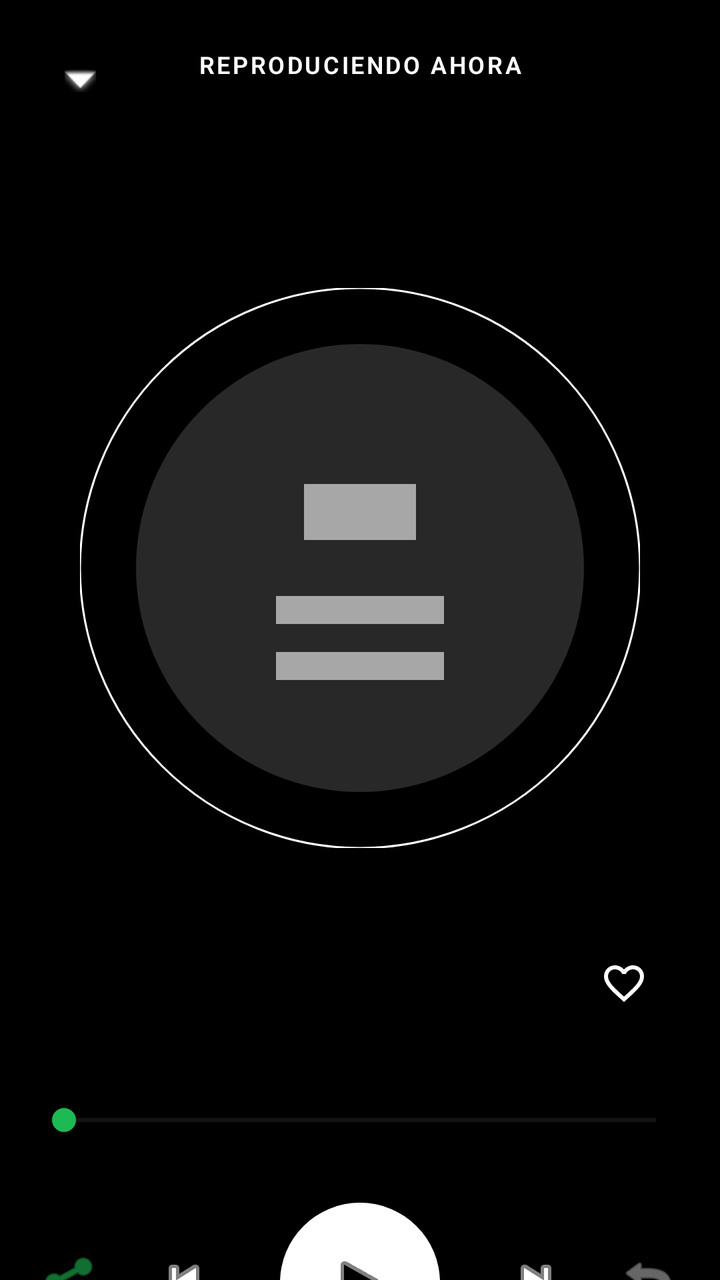
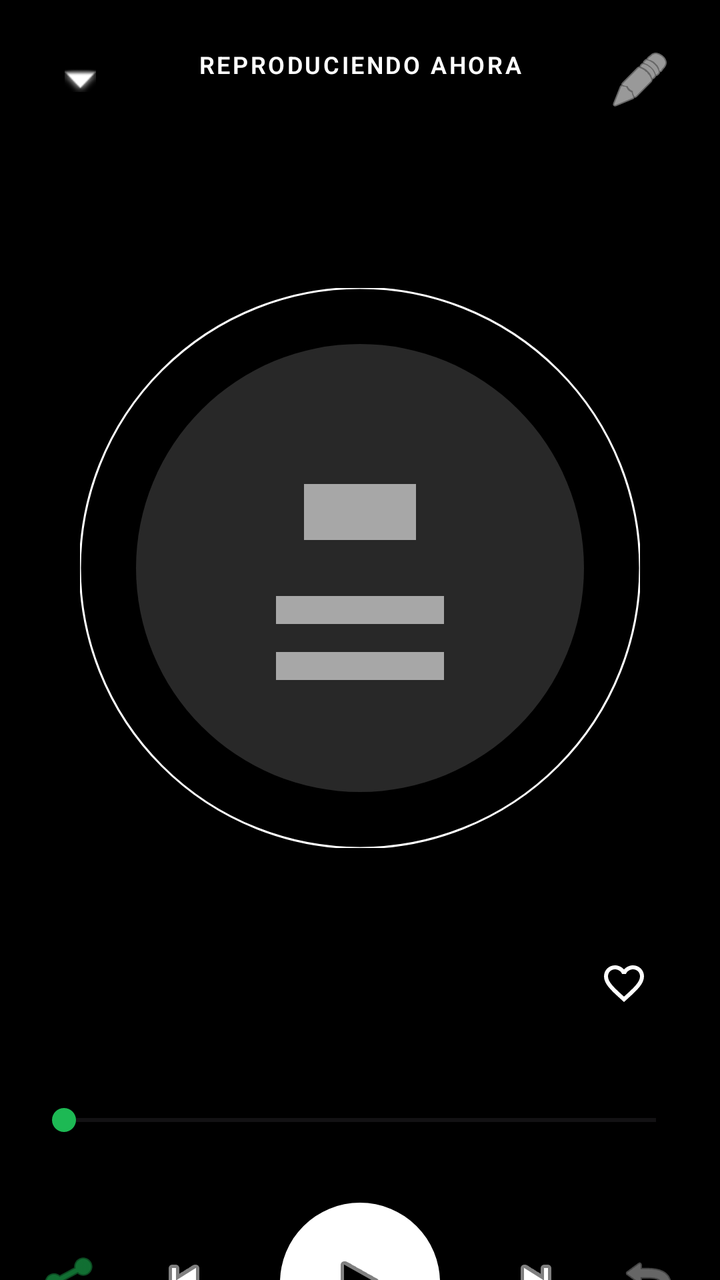

The first picture is an Android layout as it rendered before a commit; the second is the same layout after the commit. The layout source and the unified diff follow.
<!-- AndroidManifest.xml: application theme Theme.Localfly -->
<!-- res/layout/activity_now_playing.xml -->
<?xml version="1.0" encoding="utf-8"?>
<androidx.constraintlayout.widget.ConstraintLayout xmlns:android="http://schemas.android.com/apk/res/android"
    xmlns:app="http://schemas.android.com/apk/res-auto"
    android:layout_width="match_parent"
    android:layout_height="match_parent"
    android:background="#000000">

    
    <ImageView
        android:id="@+id/ivBlurredBackground"
        android:layout_width="match_parent"
        android:layout_height="match_parent"
        android:scaleType="centerCrop"
        android:alpha="0.4" />

    <View
        android:layout_width="match_parent"
        android:layout_height="match_parent"
        android:background="#66000000"
        app:layout_constraintTop_toTopOf="parent"
        app:layout_constraintBottom_toBottomOf="parent"
        app:layout_constraintStart_toStartOf="parent"
        app:layout_constraintEnd_toEndOf="parent" />

    
    <ImageButton
        android:id="@+id/btnClose"
        android:layout_width="48dp"
        android:layout_height="48dp"
        android:layout_margin="16dp"
        android:background="?attr/selectableItemBackgroundBorderless"
        android:src="@android:drawable/arrow_down_float"
        app:layout_constraintStart_toStartOf="parent"
        app:layout_constraintTop_toTopOf="parent"
        app:tint="#FFFFFF" />

    <TextView
        android:layout_width="wrap_content"
        android:layout_height="wrap_content"
        android:text="REPRODUCIENDO AHORA"
        android:textColor="#FFFFFF"
        android:textSize="12sp"
        android:textStyle="bold"
        android:letterSpacing="0.1"
        app:layout_constraintBottom_toBottomOf="@id/btnClose"
        app:layout_constraintEnd_toEndOf="parent"
        app:layout_constraintStart_toStartOf="parent"
        app:layout_constraintTop_toTopOf="parent" />

    
    <com.google.android.material.imageview.ShapeableImageView
        android:id="@+id/ivCircularImage"
        android:layout_width="280dp"
        android:layout_height="280dp"
        android:layout_marginTop="80dp"
        android:scaleType="centerCrop"
        android:src="@drawable/ic_music_placeholder"
        app:layout_constraintEnd_toEndOf="parent"
        app:layout_constraintStart_toStartOf="parent"
        app:layout_constraintTop_toBottomOf="@id/btnClose"
        app:shapeAppearanceOverlay="@style/CircleImage"
        app:strokeColor="#FFFFFF"
        app:strokeWidth="1dp" />

    
    <TextView
        android:id="@+id/tvFullTitle"
        android:layout_width="0dp"
        android:layout_height="wrap_content"
        android:layout_marginStart="32dp"
        android:layout_marginTop="40dp"
        android:layout_marginEnd="32dp"
        android:textColor="#FFFFFF"
        android:textSize="22sp"
        android:textStyle="bold"
        app:layout_constraintEnd_toStartOf="@+id/btnFullLike"
        app:layout_constraintStart_toStartOf="parent"
        app:layout_constraintTop_toBottomOf="@id/ivCircularImage" />

    <TextView
        android:id="@+id/tvFullArtist"
        android:layout_width="0dp"
        android:layout_height="wrap_content"
        android:layout_marginTop="4dp"
        android:textColor="#AAAAAA"
        android:textSize="16sp"
        app:layout_constraintEnd_toEndOf="@id/tvFullTitle"
        app:layout_constraintStart_toStartOf="@id/tvFullTitle"
        app:layout_constraintTop_toBottomOf="@id/tvFullTitle" />

    <ImageButton
        android:id="@+id/btnFullLike"
        android:layout_width="48dp"
        android:layout_height="48dp"
        android:layout_marginEnd="24dp"
        android:background="?attr/selectableItemBackgroundBorderless"
        android:src="@drawable/ic_like_off"
        app:layout_constraintBottom_toBottomOf="@id/tvFullArtist"
        app:layout_constraintEnd_toEndOf="parent"
        app:layout_constraintTop_toTopOf="@id/tvFullTitle"
        app:tint="#FFFFFF" />

    <ImageButton
        android:id="@+id/btnFullDislike"
        android:layout_width="48dp"
        android:layout_height="48dp"
        android:layout_marginStart="24dp"
        android:background="?attr/selectableItemBackgroundBorderless"
        android:src="@drawable/ic_dislike"
        app:layout_constraintBottom_toBottomOf="@id/tvFullArtist"
        app:layout_constraintStart_toStartOf="parent"
        app:layout_constraintTop_toTopOf="@id/tvFullTitle"
        app:tint="#FFFFFF"
        android:visibility="gone"/>

    
    <SeekBar
        android:id="@+id/seekBarProgress"
        android:layout_width="0dp"
        android:layout_height="wrap_content"
        android:layout_marginStart="16dp"
        android:layout_marginTop="32dp"
        android:layout_marginEnd="16dp"
        android:progressTint="#1DB954"
        android:thumbTint="#1DB954"
        app:layout_constraintEnd_toEndOf="parent"
        app:layout_constraintStart_toStartOf="parent"
        app:layout_constraintTop_toBottomOf="@id/tvFullArtist" />

    <TextView
        android:id="@+id/tvCurrentTime"
        android:layout_width="wrap_content"
        android:layout_height="wrap_content"
        android:layout_marginStart="24dp"
        android:textColor="#AAAAAA"
        android:textSize="12sp"
        app:layout_constraintStart_toStartOf="parent"
        app:layout_constraintTop_toBottomOf="@id/seekBarProgress" />

    <TextView
        android:id="@+id/tvTotalTime"
        android:layout_width="wrap_content"
        android:layout_height="wrap_content"
        android:layout_marginEnd="24dp"
        android:textColor="#AAAAAA"
        android:textSize="12sp"
        app:layout_constraintEnd_toEndOf="parent"
        app:layout_constraintTop_toBottomOf="@id/seekBarProgress" />

    
    <LinearLayout
        android:id="@+id/llControls"
        android:layout_width="match_parent"
        android:layout_height="wrap_content"
        android:layout_marginTop="16dp"
        android:gravity="center"
        android:orientation="horizontal"
        app:layout_constraintTop_toBottomOf="@id/tvCurrentTime">

        <ImageButton
            android:id="@+id/btnShuffle"
            android:layout_width="48dp"
            android:layout_height="48dp"
            android:background="?attr/selectableItemBackgroundBorderless"
            android:src="@android:drawable/ic_menu_share"
            app:tint="#1DB954" />

        <ImageButton
            android:id="@+id/btnFullPrev"
            android:layout_width="64dp"
            android:layout_height="64dp"
            android:background="?attr/selectableItemBackgroundBorderless"
            android:src="@android:drawable/ic_media_previous"
            app:tint="#FFFFFF" />

        <ImageButton
            android:id="@+id/btnFullPlayPause"
            android:layout_width="80dp"
            android:layout_height="80dp"
            android:layout_marginHorizontal="16dp"
            android:background="@drawable/bg_circle_white"
            android:padding="20dp"
            android:scaleType="centerInside"
            android:src="@android:drawable/ic_media_play"
            app:tint="#000000" />

        <ImageButton
            android:id="@+id/btnFullNext"
            android:layout_width="64dp"
            android:layout_height="64dp"
            android:background="?attr/selectableItemBackgroundBorderless"
            android:src="@android:drawable/ic_media_next"
            app:tint="#FFFFFF" />

        <ImageButton
            android:id="@+id/btnRepeat"
            android:layout_width="48dp"
            android:layout_height="48dp"
            android:background="?attr/selectableItemBackgroundBorderless"
            android:src="@android:drawable/ic_menu_revert"
            app:tint="#AAAAAA" />

    </LinearLayout>

</androidx.constraintlayout.widget.ConstraintLayout>
<!-- resources referenced by this layout -->
<resources>
  <!-- drawable bg_circle_white (drawable) -->
  <?xml version="1.0" encoding="utf-8"?>
  <shape xmlns:android="http://schemas.android.com/apk/res/android"
      android:shape="oval">
      <solid android:color="#FFFFFF" />
  </shape>
  <!-- drawable ic_dislike (drawable) -->
  <vector xmlns:android="http://schemas.android.com/apk/res/android"
      android:width="24dp"
      android:height="24dp"
      android:viewportWidth="24"
      android:viewportHeight="24">
      <path
          android:fillColor="#FFFFFF"
          android:pathData="M15,3H6c-0.83,0 -1.54,0.5 -1.84,1.22l-3.02,7.05c-0.09,0.23 -0.14,0.47 -0.14,0.73v2c0,1.1 0.9,2 2,2h6.31l-0.95,4.57c-0.03,0.16 -0.04,0.34 0,0.5 0.09,0.39 0.34,0.74 0.69,0.97L9.83,22 14.59,17.24C14.85,16.98 15,16.62 15,16.23V3zM21,3h-4v12h4c1.1,0 2,-0.9 2,-2V5C23,3.9 22.1,3 21,3z" />
  </vector>
  <!-- drawable ic_like_off (drawable) -->
  <vector xmlns:android="http://schemas.android.com/apk/res/android"
      android:width="24dp"
      android:height="24dp"
      android:viewportWidth="24"
      android:viewportHeight="24">
      <path
          android:fillColor="#FFFFFF"
          android:pathData="M16.5,3c-1.74,0 -3.41,0.81 -4.5,2.09C10.91,3.81 9.24,3 7.5,3 4.42,3 2,5.42 2,8.5c0,3.78 3.4,6.86 8.55,11.54L12,21.35l1.45,-1.32C18.6,15.36 22,12.28 22,8.5 22,5.42 19.58,3 16.5,3zM12.1,18.55l-0.1,0.1 -0.1,-0.1C7.14,14.24 4,11.39 4,8.5 4,6.5 5.5,5 7.5,5c1.54,0 3.04,0.99 3.57,2.36h1.87C13.46,5.99 14.96,5 16.5,5c2,0 3.5,1.5 3.5,3.5 0,2.89 -3.14,5.74 -7.9,10.05z" />
  </vector>
  <!-- drawable ic_music_placeholder (drawable) -->
  <vector xmlns:android="http://schemas.android.com/apk/res/android"
      android:width="100dp"
      android:height="100dp"
      android:viewportWidth="100"
      android:viewportHeight="100">
      <path
          android:fillColor="#282828"
          android:pathData="M50,50m-40,0a40,40 0,1 1,80 0a40,40 0,1 1,-80 0" />
      <path
          android:fillColor="#A7A7A7"
          android:pathData="M40,35h20v10h-20z M35,55h30v5h-30z M35,65h30v5h-30z" />
  </vector>
  <style name="CircleImage" parent="">
          <item name="cornerFamily">rounded</item>
          <item name="cornerSize">50%</item>
      </style>
  <style name="Theme.Localfly" parent="Base.Theme.Localfly" />
  <style name="Base.Theme.Localfly" parent="Theme.Material3.DayNight.NoActionBar">
          
          <item name="android:fontFamily">sans-serif-light</item>
          <item name="fontFamily">sans-serif-light</item>
      </style>
</resources>

<!-- the commit's change to res/layout/activity_now_playing.xml (unified diff, before → after) -->
@@ -61,6 +61,17 @@
         app:shapeAppearanceOverlay="@style/CircleImage"
         app:strokeColor="#FFFFFF"
         app:strokeWidth="1dp" />
+
+    <ImageButton
+        android:id="@+id/btnLyrics"
+        android:layout_width="48dp"
+        android:layout_height="48dp"
+        android:layout_margin="16dp"
+        android:background="?attr/selectableItemBackgroundBorderless"
+        android:src="@android:drawable/ic_menu_edit"
+        app:layout_constraintEnd_toEndOf="parent"
+        app:layout_constraintTop_toTopOf="parent"
+        app:tint="#FFFFFF" />
 
     
     <TextView
